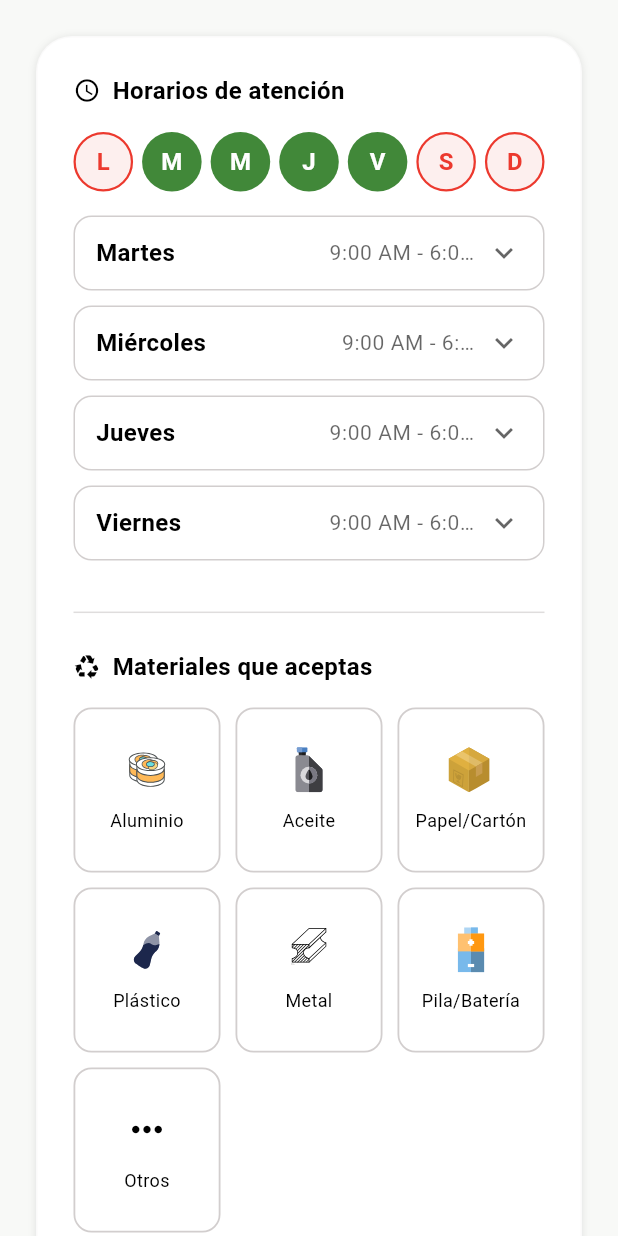
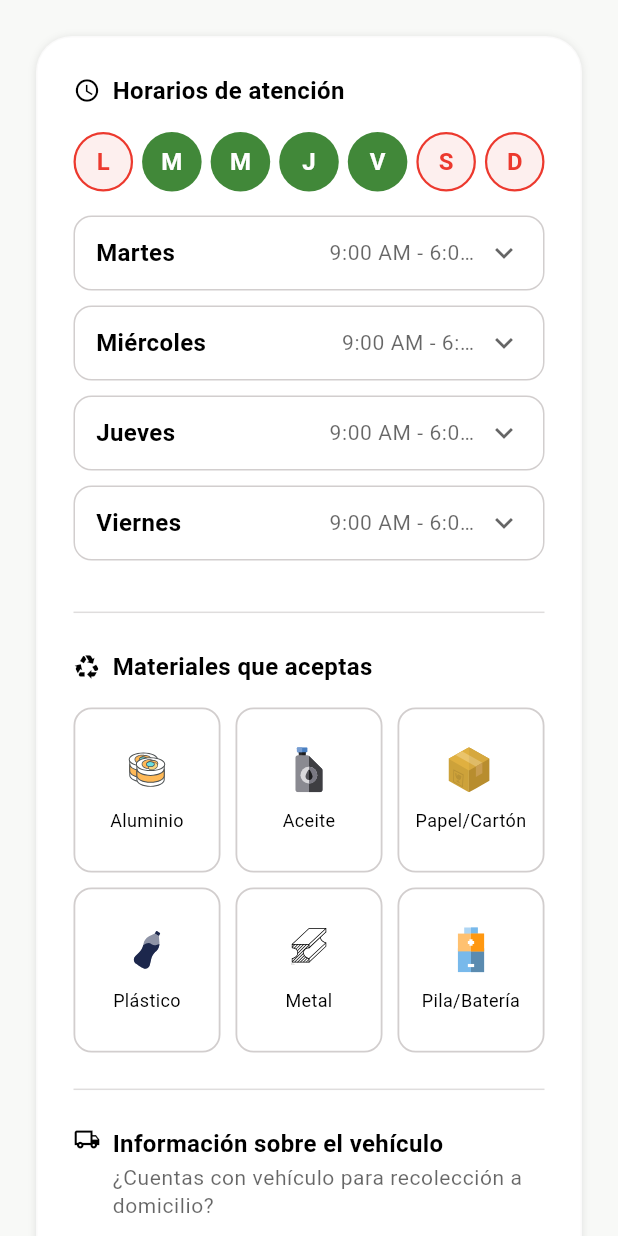
Before and after one commit to Andresito126/TreasureFlow_FrontEnd, a Flutter app: the Step2OperationsData widget shown alone on an empty page, opened directly with empty values, after a tap on an icon or button, on a phone screen of 412 x 824 dp. Run offline on Flutter 3.47's test engine with Material 3 defaults, Android fonts, the phone set to English and light mode, and no system bars; our stand-ins replace device_preview, dotted_border, flutter_svg, geocoding, geolocator, go_router and 2 more; project files that could hold a hidden picture were left out.

```diff
--- a/lib/core/maps/di/map_module.dart
+++ b/lib/core/maps/di/map_module.dart
@@ -6,7 +6,7 @@
 import 'package:treasureflow/core/maps/presentation/providers/map_provider.dart';
 
 class MapModule {
-  static const apiKey = '';
+  static const apiKey = String.fromEnvironment('MAPS_API_KEY');
 
   static MapProvider createProvider() {
     final datasource = GoogleMapsDatasource(apiKey: apiKey);
--- a/lib/features/auth/local/presentation/screens/step2_operations_data.dart
+++ b/lib/features/auth/local/presentation/screens/step2_operations_data.dart
@@ -34,7 +34,6 @@
     _MaterialItem(title: 'Plástico', svgPath: 'assets/icons/plastic.svg'),
     _MaterialItem(title: 'Metal', svgPath: 'assets/icons/metal.svg'),
     _MaterialItem(title: 'Pila/Batería', svgPath: 'assets/icons/battery.svg'),
-    _MaterialItem(title: 'Otros', icon: Icons.more_horiz),
   ];
 
   final Set<String> _selectedMaterials = {};
--- a/pubspec.yaml
+++ b/pubspec.yaml
@@ -16,7 +16,7 @@
 # https://developer.apple.com/library/archive/documentation/General/Reference/InfoPlistKeyReference/Articles/CoreFoundationKeys.html
 # In Windows, build-name is used as the major, minor, and patch parts
 # of the product and file versions while build-number is used as the build suffix.
-version: 1.0.0+1
+version: 0.0.1+1
 
 environment:
   sdk: ^3.11.5
```
Also changed, not shown: 3 other files.
